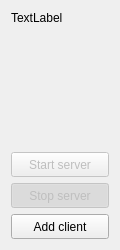
igor73ul/simple-chat, file src/mainservice/widget.ui: the form before one commit.
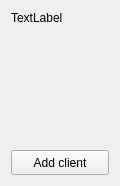
The form after the commit. Icons and pictures are not drawn.

Commit message: убрал неиспользуемые элементы на окне управления приложением

The edit to the form file:
```diff
--- a/src/mainservice/widget.ui
+++ b/src/mainservice/widget.ui
@@ -7,7 +7,7 @@
     <x>0</x>
     <y>0</y>
     <width>120</width>
-    <height>250</height>
+    <height>186</height>
    </rect>
   </property>
   <property name="sizePolicy">
@@ -59,65 +59,6 @@
      </property>
     </spacer>
    </item>
-   <item>
-    <widget class="QPushButton" name="startServer">
-     <property name="enabled">
-      <bool>false</bool>
-     </property>
-     <property name="minimumSize">
-      <size>
-       <width>40</width>
-       <height>25</height>
-      </size>
-     </property>
-     <property name="maximumSize">
-      <size>
-       <width>130</width>
-       <height>16777215</height>
-      </size>
-     </property>
-     <property name="text">
-      <string>Start server</string>
-     </property>
-     <property name="checkable">
-      <bool>true</bool>
-     </property>
-     <property name="autoExclusive">
-      <bool>true</bool>
-     </property>
-    </widget>
-   </item>
-   <item>
-    <widget class="QPushButton" name="stopServer">
-     <property name="enabled">
-      <bool>false</bool>
-     </property>
-     <property name="minimumSize">
-      <size>
-       <width>40</width>
-       <height>25</height>
-      </size>
-     </property>
-     <property name="maximumSize">
-      <size>
-       <width>130</width>
-       <height>16777215</height>
-      </size>
-     </property>
-     <property name="text">
-      <string>Stop server</string>
-     </property>
-     <property name="checkable">
-      <bool>true</bool>
-     </property>
-     <property name="checked">
-      <bool>true</bool>
-     </property>
-     <property name="autoExclusive">
-      <bool>true</bool>
-     </property>
-    </widget>
-   </item>
    <item>
     <widget class="QPushButton" name="newClient">
      <property name="enabled">
```
